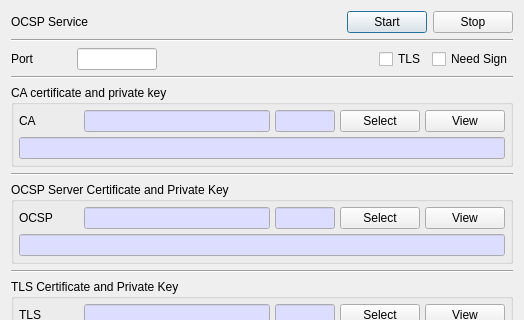
First picture: the form in CertMan/ocsp_service_dlg.ui, repository jykim74/CertMan, before the edit; both pictures show x 0 to 524 and y 0 to 320 of the 524 by 542 pixel window.
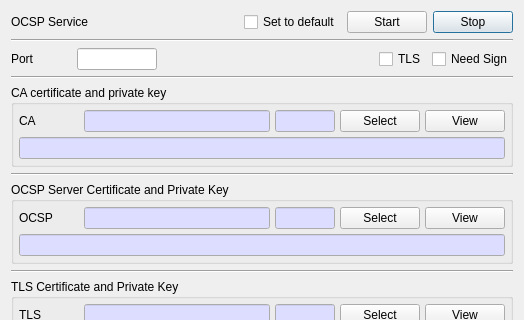
Second picture: the form after the edit.

Commit message: Service SetToDefault 지원

Diff of the .ui file:
```diff
--- a/CertMan/ocsp_service_dlg.ui
+++ b/CertMan/ocsp_service_dlg.ui
@@ -36,20 +36,27 @@
        </property>
       </spacer>
      </item>
-     <item row="0" column="2">
-      <widget class="QPushButton" name="mStartBtn">
-       <property name="text">
-        <string>Start</string>
-       </property>
-      </widget>
-     </item>
-     <item row="0" column="3">
+     <item row="0" column="4">
       <widget class="QPushButton" name="mStopBtn">
        <property name="text">
         <string>Stop</string>
        </property>
       </widget>
      </item>
+     <item row="0" column="3">
+      <widget class="QPushButton" name="mStartBtn">
+       <property name="text">
+        <string>Start</string>
+       </property>
+      </widget>
+     </item>
+     <item row="0" column="2">
+      <widget class="QCheckBox" name="mSetDefaultCheck">
+       <property name="text">
+        <string>Set to default</string>
+       </property>
+      </widget>
+     </item>
     </layout>
    </item>
    <item>
```
The commit also changes 9 other files.
